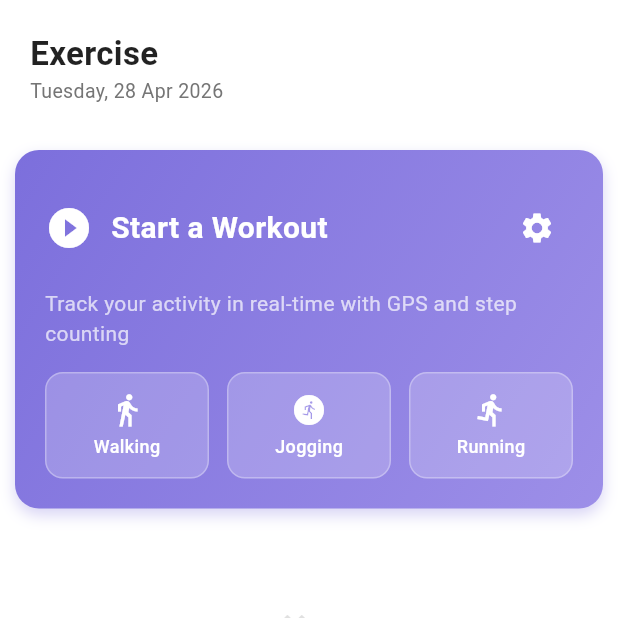
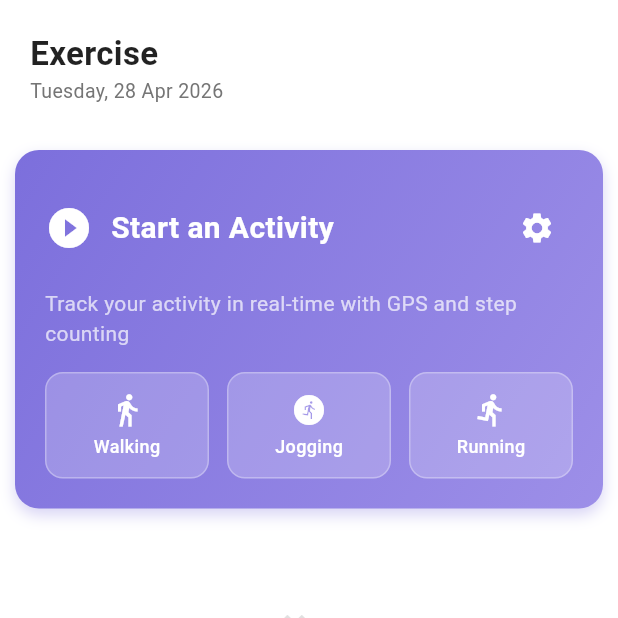
Before and after one commit to LucasLau11/mad_asgm_test, a Flutter app: the ExerciseListView screen opened directly, on a phone screen of 412 x 824 dp, the top half of it. Run offline on Flutter 3.47's test engine with Material 3 defaults, Android fonts, the phone set to English and light mode, and no system bars; our stand-ins replace camera, flutter_local_notifications, flutter_map, geolocator, image_picker, latlong2 and 5 more; missing offline and left inert: flutter_foreground_task, google_mlkit_pose_detection, tflite_flutter; accounts and stored records are empty; Roboto replaces fonts that are missing (SF Pro Display).

Commit message:
change start a workout name to start an activty

```diff
--- a/lib/views/exercise_view/exercise_list_view.dart
+++ b/lib/views/exercise_view/exercise_list_view.dart
@@ -544,7 +544,7 @@ class _ExerciseListViewState extends State<ExerciseListView> {
                   color: Colors.white, size: 32),
               const SizedBox(width: 12),
               const Text(
-                'Start a Workout',
+                'Start an Activity',
                 style: TextStyle(
                     fontSize: 20,
                     fontWeight: FontWeight.w600,
```
